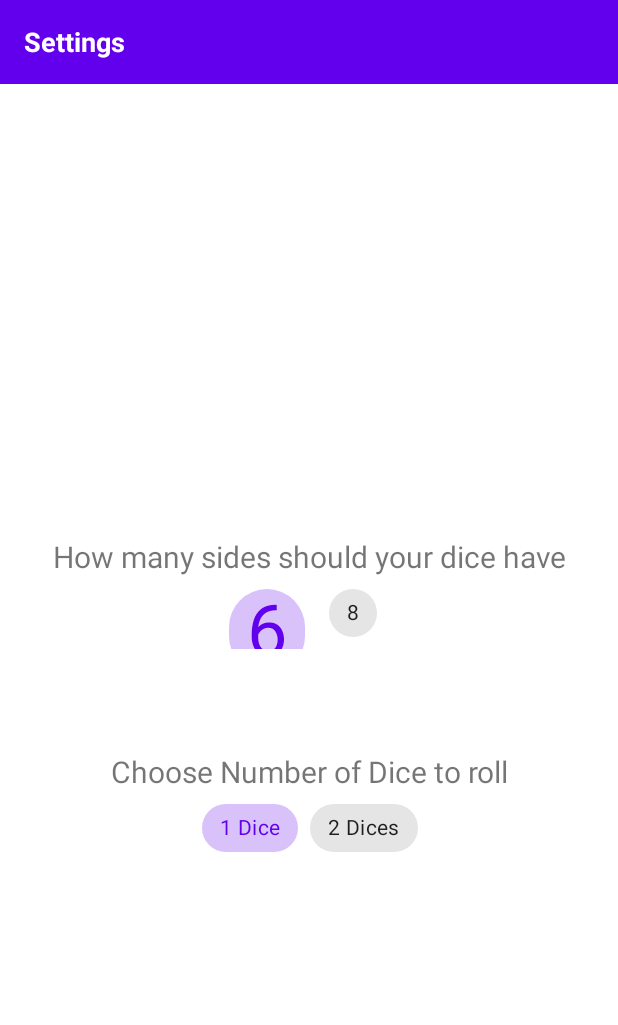
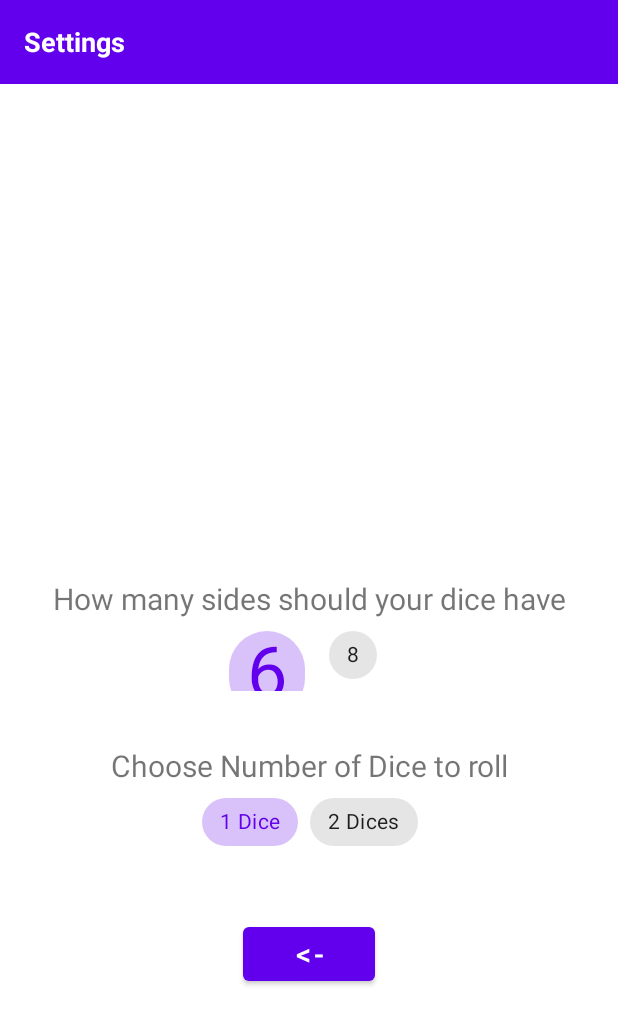
Before and after one commit to SefisoMonama/dice-roller-mvc, an Android app: the screen it shows after launch (SettingsActivity), after a tap on "User", on a phone screen of 412 x 824 dp. Shown: the top 1025 px of the screen. Run offline under Robolectric (Android 15) with nearby library versions, the phone set to English and light mode, and no system bars; 1 other tap on this screen came first.

Commit message:
add back button

```diff
--- a/app/src/main/java/com/strixtechnology/diceroller/MainActivity.kt
+++ b/app/src/main/java/com/strixtechnology/diceroller/MainActivity.kt
@@ -42,7 +42,7 @@ class MainActivity : AppCompatActivity() {
         val view = binding.root
         setContentView(view)
         setSupportActionBar(binding.myToolbar)
-        binding.tvHint!!.text = "Welcome!Press Roll Button below to Display Default Dices. You can edit dice properties in the Setting Icon in the top-right corner"
+        binding.tvHint!!.text = "Welcome!Press Roll Button to display Dices. You can edit dice properties in the Setting Icon in the top-right corner"
         binding.rollDice!!.setOnClickListener { setContent(); binding.tvHint!!.setVisibility(View.GONE) }
 
     }
@@ -210,6 +210,6 @@ class MainActivity : AppCompatActivity() {
         dice.currentDiceValue = savedInstanceState.getInt(CURRENT_DICE_VALUE_KEY)
         dice2.currentDiceValue = savedInstanceState.getInt(CURRENT_DICE2_VALUE_KEY)
         dice.rollCount = savedInstanceState.getInt(COUNT_VALUE_KEY)
-        //setViewContentsFor2Dices()
+        setContent()
     }
 }
--- a/app/src/main/java/com/strixtechnology/diceroller/SettingsActivity.kt
+++ b/app/src/main/java/com/strixtechnology/diceroller/SettingsActivity.kt
@@ -1,5 +1,6 @@
 package com.strixtechnology.diceroller
 
+import android.content.Intent
 import androidx.appcompat.app.AppCompatActivity
 import android.os.Bundle
 
@@ -15,6 +16,11 @@ class SettingsActivity : AppCompatActivity() {
         setContentView(binding.root)
         setInitialValues()
         setChipGroupListeners()
+        binding.btnBackToMainActivity.text = "<-"
+        binding.btnBackToMainActivity.setOnClickListener {
+            val intent = Intent(this, MainActivity::class.java)
+            startActivity(intent)
+        }
     }
 
     private fun getDiceCountFromStorage(): Int {
--- a/app/src/main/res/layout/activity_settings.xml
+++ b/app/src/main/res/layout/activity_settings.xml
@@ -10,8 +10,8 @@
         android:id="@+id/numberOfDice"
         android:layout_width="wrap_content"
         android:layout_height="wrap_content"
-        android:layout_marginBottom="248dp"
-        app:layout_constraintBottom_toBottomOf="parent"
+        android:layout_marginBottom="40dp"
+        app:layout_constraintBottom_toTopOf="@+id/btnBackToMainActivity"
         app:layout_constraintEnd_toEndOf="parent"
         app:layout_constraintHorizontal_bias="0.502"
         app:layout_constraintStart_toStartOf="parent"
@@ -87,7 +87,7 @@
         android:id="@+id/chooseDiceSides"
         android:layout_width="wrap_content"
         android:layout_height="wrap_content"
-        android:layout_marginBottom="68dp"
+        android:layout_marginBottom="36dp"
         app:layout_constraintBottom_toTopOf="@+id/numberOfDiceToRoll"
         app:layout_constraintEnd_toEndOf="parent"
         app:layout_constraintStart_toStartOf="parent"
@@ -108,4 +108,15 @@
             android:layout_height="wrap_content"
             android:text="@string/_8" />
     </com.google.android.material.chip.ChipGroup>
+
+    <Button
+        android:id="@+id/btnBackToMainActivity"
+        android:layout_width="wrap_content"
+        android:layout_height="wrap_content"
+        android:layout_marginBottom="164dp"
+        android:text="@string/home"
+        android:textSize="20sp"
+        app:layout_constraintBottom_toBottomOf="parent"
+        app:layout_constraintEnd_toEndOf="parent"
+        app:layout_constraintStart_toStartOf="parent" />
 </androidx.constraintlayout.widget.ConstraintLayout>
--- a/app/src/main/res/values/strings.xml
+++ b/app/src/main/res/values/strings.xml
@@ -14,4 +14,5 @@
     <string name="settings">Settings</string>
     <string name="preference_file_key">com.strixtechnology.diceroller.prefs</string>
     <string name="hint">hint</string>
+    <string name="home">Home</string>
 </resources>
```
